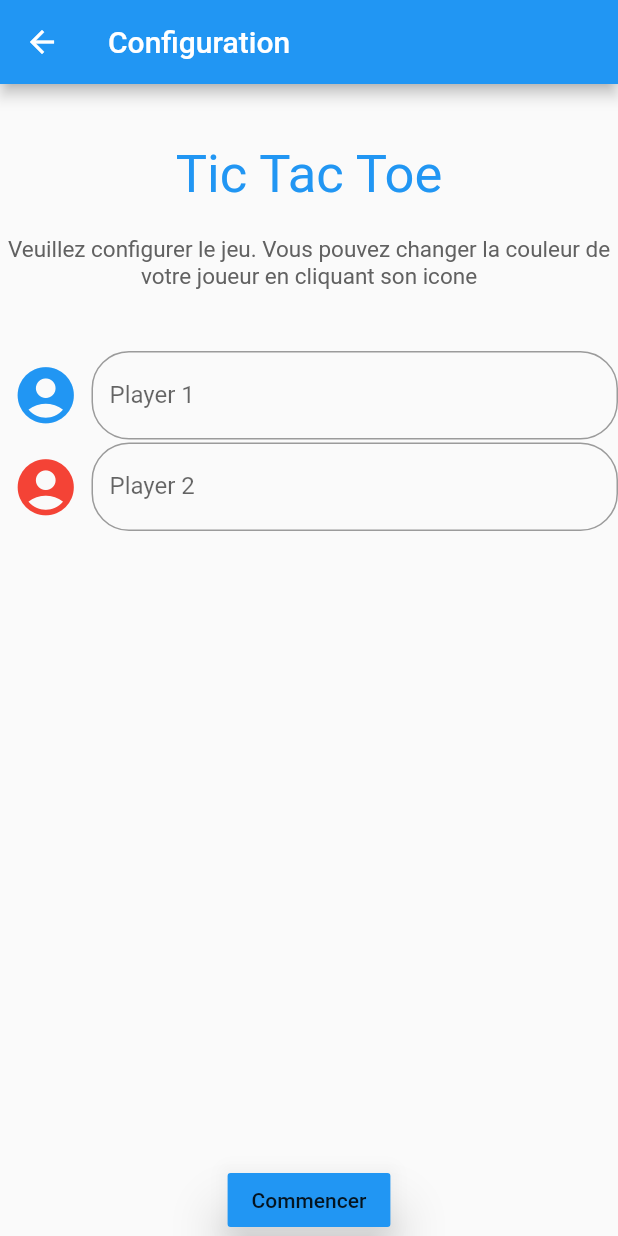
After one commit to Thessalene/GamesAppFt, a Flutter app: the screen it shows after launch, after a tap on "Tic Tac Toe", on a phone screen of 412 x 824 dp. The commit adds this screen. Run offline on Flutter 3.47's test engine with Material 2 defaults, Android fonts, the phone set to English and light mode, and no system bars; missing offline and left inert: flutter_material_color_picker; Roboto replaces fonts that are missing (Poppins).

Commit message:
Tic Tac Toe game with 9 tiles

```diff
--- a/lib/main.dart
+++ b/lib/main.dart
@@ -1,5 +1,4 @@
 import 'package:flutter/material.dart';
-import 'dart:io';
 import 'dart:async';
 
 import 'package:gamesapp/widgets/home.dart';
--- a/lib/models/enums/EGamesType.dart
+++ b/lib/models/enums/EGamesType.dart
@@ -1,22 +1,37 @@
-import 'package:flutter/material.dart';
 
-enum EGamesType { TIC_TAC_TOE, BATTLESHIP, HANGED }
+enum EGameType { TIC_TAC_TOE, BATTLESHIP, HANGED }
 
-class EgamesTypeHelper {
+class EGameTypeHelper {
 
-  String getNameFromType(EGamesType type) {
+  String getNameFromType(EGameType type) {
     String result;
     switch (type) {
-      case EGamesType.TIC_TAC_TOE:
+      case EGameType.TIC_TAC_TOE:
         result = "Tic Tac Toe";
         break;
-      case EGamesType.BATTLESHIP:
+      case EGameType.BATTLESHIP:
         result = "Battleship";
         break;
-      case EGamesType.HANGED:
+      case EGameType.HANGED:
         return "Hanged";
         break;
     }
     return result;
   }
+
+  int getPlayerNbFromType(EGameType type) {
+    int result;
+    switch (type) {
+      case EGameType.TIC_TAC_TOE:
+        result = 2;
+        break;
+      case EGameType.BATTLESHIP:
+        result = 2;
+        break;
+      case EGameType.HANGED:
+        return 1;
+        break;
+    }
+    return result;
+  }
 }
--- a/lib/models/games.dart
+++ b/lib/models/games.dart
@@ -1,10 +1,12 @@
 import 'package:flutter/material.dart';
+import 'package:gamesapp/models/enums/EGamesType.dart';
 
-class Games{
+class Game{
+  EGameType _gameType;
   String _name;
   String _image;
 
-  Games(this._name, this._image);
+  Game(this._gameType, this._name, this._image);
 
   String get image => _image;
 
@@ -18,5 +20,11 @@ class Games{
     _name = value;
   }
 
+  EGameType get gameType => _gameType;
+
+  set gameType(EGameType value) {
+    _gameType = value;
+  }
+
 
 }
--- /dev/null
+++ b/lib/models/my_colors.dart
@@ -0,0 +1,5 @@
+import 'package:flutter/material.dart';
+
+class MyColor{
+
+}
--- /dev/null
+++ b/lib/models/player.dart
@@ -0,0 +1,12 @@
+import 'dart:ui';
+
+class Player{
+  int gameId;
+  String playerName;
+  Color playerColor;
+  int score = 0;
+
+  Player(this.gameId, this.playerName, this.playerColor, this.score);
+
+
+}
--- /dev/null
+++ b/lib/widgets/gameConfiguration.dart
@@ -0,0 +1,153 @@
+import 'package:flutter/material.dart';
+import 'package:gamesapp/models/enums/EGamesType.dart';
+import 'package:gamesapp/models/player.dart';
+import 'package:flutter_material_color_picker/flutter_material_color_picker.dart';
+import 'package:gamesapp/widgets/tictactoe.dart';
+
+class GameConfiguration extends StatefulWidget {
+
+  final EGameType gameType;
+
+  GameConfiguration(this.gameType);
+
+  @override
+  _GameConfiguration createState() {
+    return _GameConfiguration();
+  }
+
+}
+
+class _GameConfiguration extends State<GameConfiguration> {
+
+  List<Player> playerList = [
+    Player(1, "", Colors.blue, 0),
+    Player(1, "", Colors.red, 0)
+  ];
+  int playerNumber;
+
+  @override
+  void initState() {
+    super.initState();
+  }
+
+
+  @override
+  Widget build(BuildContext context) {
+    return Scaffold(
+      appBar: AppBar(title: Text("Configuration"),),
+      body: Center(
+        child: Column(
+          mainAxisAlignment: MainAxisAlignment.center,
+          children: <Widget>[
+            padding(),
+            textStyle(EGameTypeHelper().getNameFromType(widget.gameType), 35.0, Colors.blue),
+            Padding(padding: EdgeInsets.all(10.0),),
+            textStyle("Veuillez configurer le jeu. Vous pouvez changer la couleur de votre joueur en cliquant son icone", 15.0, Colors.grey[700]),
+            padding(),
+            Expanded(
+              child: ListView.builder(
+                  itemCount: EGameTypeHelper().getPlayerNbFromType(widget.gameType),
+                  itemBuilder: (context, i){
+                    return Row(
+                      mainAxisAlignment: MainAxisAlignment.center,
+                      children: <Widget>[
+                        IconButton(icon: Icon(Icons.account_circle), color: playerList[i].playerColor, iconSize: 45.0,
+                          onPressed: (){
+                            MaterialColorPicker(
+                                onColorChange: (Color color) {
+                                  // Handle color changes
+                                },
+                                selectedColor: Colors.blue
+                            );
+                          },
+                        ),
+                        Flexible(
+                          child: playerRow(i),
+                        )
+                      ],
+                    );
+                  }),
+            ),
+            RaisedButton(
+              elevation: 15.0,
+              color: Colors.blue,
+              child: Text("Commencer"),
+              onPressed: (){
+                bool valid = false;
+                playerList.forEach((player) {
+                  if(player.playerName.isEmpty){
+                    valid = false;
+                  } else {
+                    valid = true;
+                  }
+                });
+                if(valid){
+                  //TODO call widget in function of Game
+                  Navigator.push(context, MaterialPageRoute(builder: (BuildContext buildContext){
+                    return TicTacToe(playerList);
+                  }));
+                } else {
+                  print("Erreur");
+
+                }
+              },
+            )
+          ],
+        ),
+      ),
+    );
+  }
+
+  TextFormField playerRow(int index){
+    return new TextFormField(
+      key: Key("player$index"),
+          decoration: new InputDecoration(
+            labelText: "Player ${index+1}",
+            fillColor: Colors.white,
+            border: new OutlineInputBorder(
+              borderRadius: new BorderRadius.circular(25.0),
+              borderSide: new BorderSide(
+              ),
+            ),
+            //fillColor: Colors.green
+          ),
+          onChanged: (String str){
+            setState(() {
+              print("VAL PLAYER $index : $str");
+              playerList[index].playerName=str;
+            });
+          },
+
+          validator: (val) {
+            if (val.length == 0) {
+              return "Player name cannot be empty";
+            } else {
+
+              return null;
+            }
+          },
+          keyboardType: TextInputType.text,
+          style: new TextStyle(
+            fontFamily: "Poppins",
+          ),
+        );
+  }
+
+  Padding padding() {
+    return Padding(
+        padding: EdgeInsets.only(bottom : 40.0, right: 10.0)
+    );
+  }
+
+  Text textStyle(String text, fontSize, Color color) {
+    return Text(
+      text,
+      textAlign: TextAlign.center,
+      style: TextStyle(
+          color: color,
+          fontSize: fontSize
+      ),
+    );
+  }
+
+}
--- a/lib/widgets/home.dart
+++ b/lib/widgets/home.dart
@@ -1,6 +1,7 @@
 import 'package:flutter/material.dart';
-import 'package:flutter/services.dart';
+import 'package:gamesapp/models/enums/EGamesType.dart';
 import 'package:gamesapp/models/games.dart';
+import 'package:gamesapp/widgets/gameConfiguration.dart';
 
 class HomePage extends StatefulWidget{
 
@@ -12,10 +13,10 @@ class HomePage extends StatefulWidget{
 
 class _HomePageState extends State<HomePage>{
 
-  List<Games> gameList = [
-    Games("Tic Tac Toe", "assets/tic-tac-toe.png"),
-    Games("Battleship", "assets/battleships.png"),
-    Games("Hanged", "assets/hanging-rope.png"),
+  List<Game> gameList = [
+    Game(EGameType.TIC_TAC_TOE,"Tic Tac Toe", "assets/tic-tac-toe.png"),
+    Game(EGameType.BATTLESHIP, "Battleship", "assets/battleships.png"),
+    Game(EGameType.HANGED, "Hanged", "assets/hanging-rope.png"),
   ];
 
   @override
@@ -33,7 +34,8 @@ class _HomePageState extends State<HomePage>{
             itemCount: gameList.length,
             gridDelegate: SliverGridDelegateWithFixedCrossAxisCount(crossAxisCount: 2),
             itemBuilder: (context, i){
-              return Card(
+              return InkWell(
+                child: Card(
                   elevation: 10.0,
                   child: Container(
                     child: Column(
@@ -44,6 +46,14 @@ class _HomePageState extends State<HomePage>{
                       ],
                     ),
                   ),
+                ),
+                onTap: (){
+                  Navigator.push(context, MaterialPageRoute(
+                    builder: (BuildContext buildContext){
+                      return GameConfiguration(gameList[i].gameType);
+                    }
+                  ));
+                },
               );
             }
         ),
--- a/pubspec.yaml
+++ b/pubspec.yaml
@@ -23,6 +23,7 @@ environment:
 dependencies:
   flutter:
     sdk: flutter
+  flutter_material_color_picker: ^1.0.3
 
 
   # The following adds the Cupertino Icons font to your application.
```
Also changed, not shown: lib/models/tictactoe_tiles.dart (added, +31 -0 lines), lib/widgets/tictactoe.dart (added, +214 -0 lines), pubspec.lock. Lines whose indentation alone changed are shown as unchanged.
